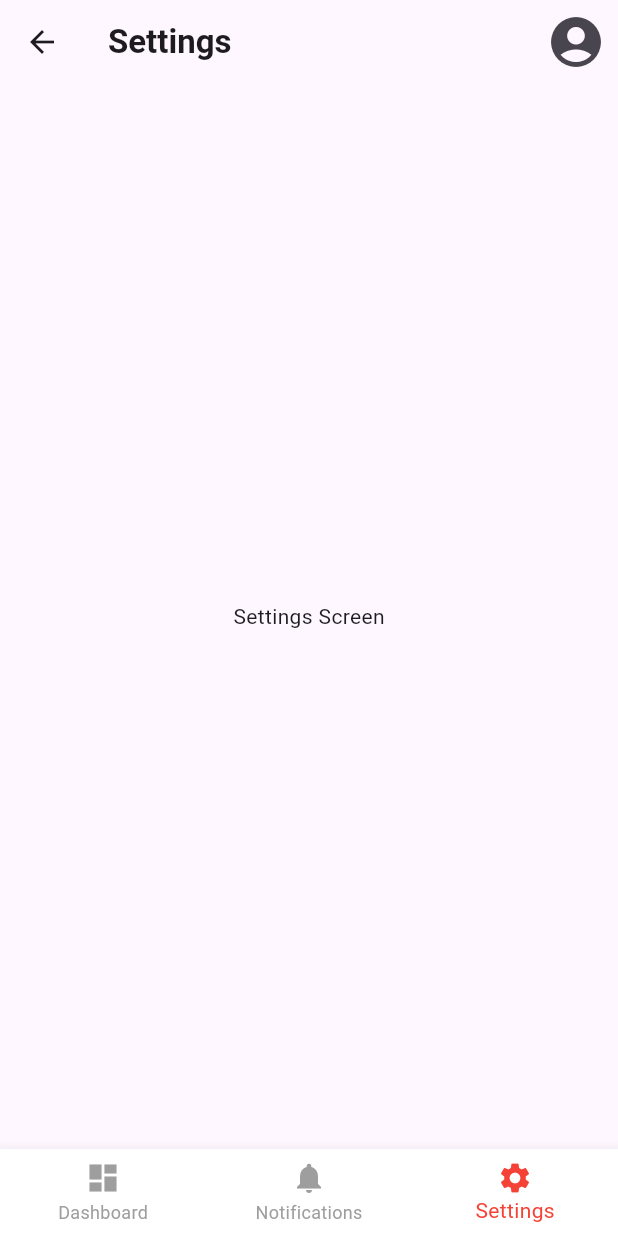
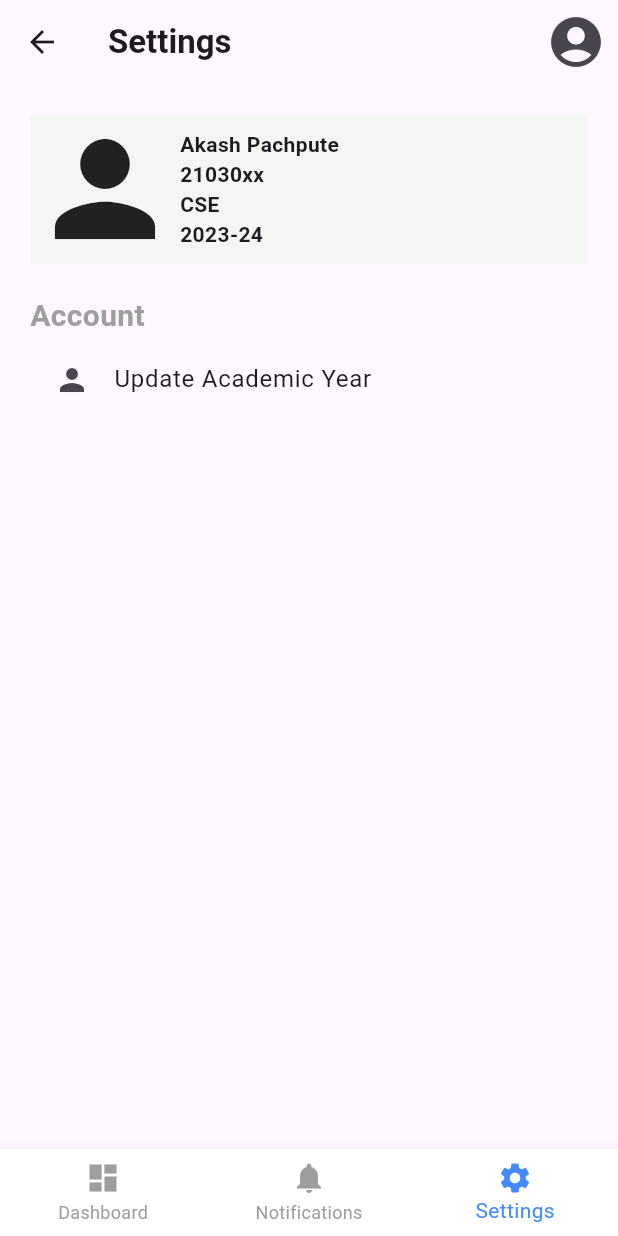
Before and after one commit to anuragpore/RITIAN_Library, a Flutter app: the Dashboard screen opened directly, item 2 of the bottom bar chosen, after a tap on the "account circle" icon, on a phone screen of 412 x 824 dp. Run offline on Flutter 3.47's test engine with Material 3 defaults, Android fonts, the phone set to English and light mode, and no system bars.

Commit message:
Changed color

```diff
--- a/lib/Screens/Dashboard.dart
+++ b/lib/Screens/Dashboard.dart
@@ -43,7 +43,7 @@ class _DashboardState extends State<Dashboard> {
               decoration: BoxDecoration(
                 border: Border.all(color: Colors.transparent),
                 borderRadius: BorderRadius.circular(0),
-                color: Colors.red
+                color: Colors.blueAccent
               ),
               padding: EdgeInsets.all(20.0),
               child: Column(
@@ -155,7 +155,7 @@ class _DashboardState extends State<Dashboard> {
           ),
         ],
         currentIndex: _selectedIndex, // Current selected index
-        selectedItemColor: Colors.red, // Color for selected tab
+        selectedItemColor: Colors.blueAccent, // Color for selected tab
         unselectedItemColor: Colors.grey, // Color for unselected tab
         onTap: (index) {
           setState(() {
@@ -163,19 +163,19 @@ class _DashboardState extends State<Dashboard> {
           });
           switch (index) {
             case 0:
-              Navigator.pushReplacement(
+              Navigator.push(
                 context,
                 MaterialPageRoute(builder: (context) => Dashboard()),
               );
               break;
             case 1:
-              Navigator.pushReplacement(
+              Navigator.push(
                 context,
                 MaterialPageRoute(builder: (context) => Notifications()),
               );
               break;
             case 2:
-              Navigator.pushReplacement(
+              Navigator.push(
                 context,
                 MaterialPageRoute(builder: (context) => Setting()),
               );
--- a/lib/Screens/Notifications.dart
+++ b/lib/Screens/Notifications.dart
@@ -35,7 +35,7 @@ class _NotificationsState extends State<Notifications> {
         child: Text('Notifications Screen'),
       ),
       bottomNavigationBar: BottomNavigationBar(
-        backgroundColor: Colors.white, // Set background color to white
+        // Set background color to white
         items: [
           BottomNavigationBarItem(
             icon: Icon(Icons.dashboard),
@@ -51,7 +51,7 @@ class _NotificationsState extends State<Notifications> {
           ),
         ],
         currentIndex: _selectedIndex, // Current selected index
-        selectedItemColor: Colors.red, // Color for selected tab
+        selectedItemColor: Colors.blueAccent, // Color for selected tab
         unselectedItemColor: Colors.grey, // Color for unselected tab
         onTap: (index) {
           setState(() {
@@ -59,19 +59,19 @@ class _NotificationsState extends State<Notifications> {
           });
           switch (index) {
             case 0:
-              Navigator.pushReplacement(
+              Navigator.push(
                 context,
                 MaterialPageRoute(builder: (context) => Dashboard()),
               );
               break;
             case 1:
-              Navigator.pushReplacement(
+              Navigator.push(
                 context,
                 MaterialPageRoute(builder: (context) => Notifications()),
               );
               break;
             case 2:
-              Navigator.pushReplacement(
+              Navigator.push(
                 context,
                 MaterialPageRoute(builder: (context) => Setting()),
               );
--- a/lib/Screens/PendingRequest.dart
+++ b/lib/Screens/PendingRequest.dart
@@ -15,6 +15,7 @@ class PendingRequestState extends State<PendingRequest> {
         title: Text('Research Paper Requests',style: TextStyle(fontWeight: FontWeight.bold),),
       ),
       body: ListView.builder(
+
         itemCount: papers.length,
         itemBuilder: (context, index) {
           return Card(
@@ -30,7 +31,7 @@ class PendingRequestState extends State<PendingRequest> {
           _showAddPaperDialog(context);
         },
         child: Icon(Icons.add),
-        backgroundColor: Colors.red,
+        backgroundColor: Colors.blueAccent,
       ),
     );
   }
@@ -40,9 +41,11 @@ class PendingRequestState extends State<PendingRequest> {
     TextEditingController idController = TextEditingController();
 
     showDialog(
+
       context: context,
       builder: (BuildContext context) {
         return AlertDialog(
+
           title: Text('Add Research Paper'),
           content: Column(
             mainAxisSize: MainAxisSize.min,
--- a/lib/Screens/Setting.dart
+++ b/lib/Screens/Setting.dart
@@ -1,3 +1,4 @@
+import 'package:flutter/cupertino.dart';
 import 'package:flutter/material.dart';
 import '../Screens/Notifications.dart';
 import '../Screens/Dashboard.dart';
@@ -23,7 +24,7 @@ class _SettingState extends State<Setting> {
               size: 40,
             ),
             onPressed: () {
-              Navigator.pushReplacement(
+              Navigator.push(
                 context,
                 MaterialPageRoute(builder: (context) => Setting()),
               );
@@ -31,8 +32,33 @@ class _SettingState extends State<Setting> {
           ),
         ],
       ),
-      body: Center(
-        child: Text('Settings Screen'),
+      body: Padding(
+        padding: const EdgeInsets.all(20.0),
+        child: Column(
+          crossAxisAlignment: CrossAxisAlignment.start,
+                 children:<Widget>[
+                   Container(
+                     color: Colors.grey[100],
+                     child: Row(
+                       children: [
+                         Icon(Icons.person,size: 100,),
+                         Text("Akash Pachpute\n21030xx\nCSE\n2023-24",style: TextStyle(fontWeight: FontWeight.bold),),
+                       ],
+                     ),
+                   ),
+                     SizedBox(height: 20),
+                      Text("Account",style: TextStyle(color: Colors.grey,fontSize:20,fontWeight: FontWeight.bold),),
+                       ListTile(
+                         leading: Icon(Icons.person),
+                        title: Text("Update Academic Year"),
+                         onTap: (){
+
+                         },
+                       ),
+
+                 ],
+
+        ),
       ),
       bottomNavigationBar: BottomNavigationBar(
         backgroundColor: Colors.white, // Set background color to white
@@ -51,7 +77,7 @@ class _SettingState extends State<Setting> {
           ),
         ],
         currentIndex: _selectedIndex, // Current selected index
-        selectedItemColor: Colors.red, // Color for selected tab
+        selectedItemColor: Colors.blueAccent, // Color for selected tab
         unselectedItemColor: Colors.grey, // Color for unselected tab
         onTap: (index) {
           setState(() {
@@ -59,19 +85,19 @@ class _SettingState extends State<Setting> {
           });
           switch (index) {
             case 0:
-              Navigator.pushReplacement(
+              Navigator.push(
                 context,
                 MaterialPageRoute(builder: (context) => Dashboard()),
               );
               break;
             case 1:
-              Navigator.pushReplacement(
+              Navigator.push(
                 context,
                 MaterialPageRoute(builder: (context) => Notifications()),
               );
               break;
             case 2:
-              Navigator.pushReplacement(
+              Navigator.push(
                 context,
                 MaterialPageRoute(builder: (context) => Setting()),
               );
--- a/lib/main.dart
+++ b/lib/main.dart
@@ -13,7 +13,7 @@ class MyApp extends StatelessWidget {
       home: Scaffold(
         appBar: AppBar(
           title: Text('RIT Central Library',style: TextStyle(fontWeight: FontWeight.bold,color: Colors.white),),
-          backgroundColor: Colors.red
+          backgroundColor: Colors.blueAccent
           ,
         ),
         body: SignInPage(),
@@ -83,7 +83,7 @@ class SignInPage extends StatelessWidget {
                 );
               },
               style: ButtonStyle(
-                backgroundColor: MaterialStateProperty.all<Color>(Colors.red),
+                backgroundColor: MaterialStateProperty.all<Color>(Colors.blueAccent),
                 foregroundColor: MaterialStateProperty.all<Color>(Colors.white),
                 shape: MaterialStateProperty.all<OutlinedBorder>(
                   RoundedRectangleBorder(
```
